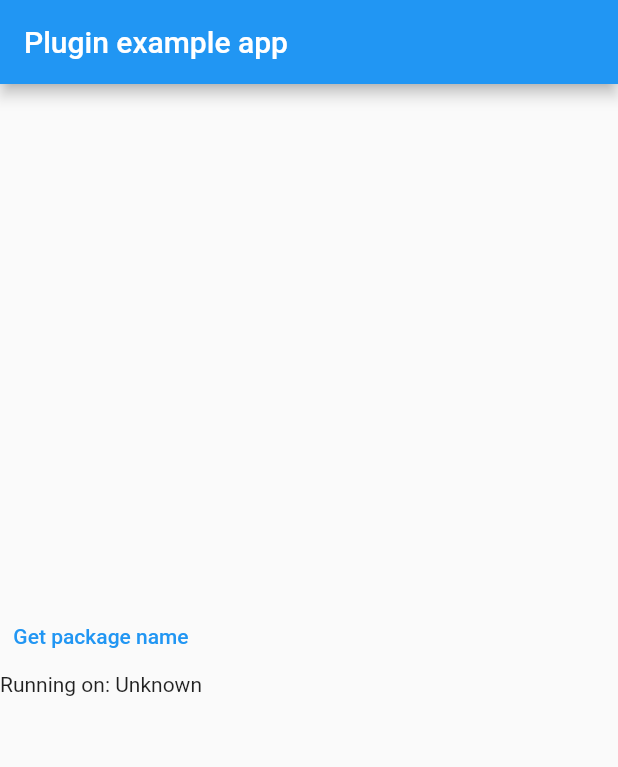
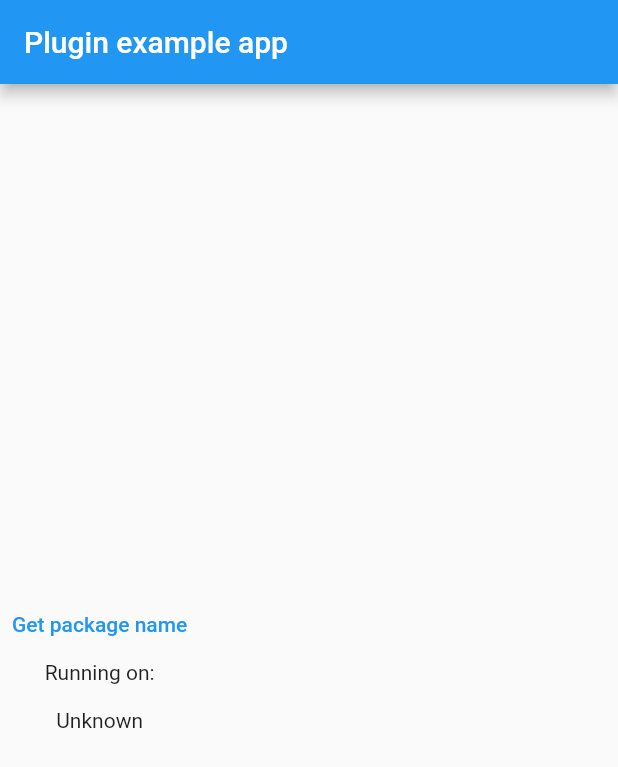
Before and after one commit to Djihanegh/flutter_active_package, a Flutter app: the screen it shows after launch, on a phone screen of 412 x 824 dp. Shown: the top 767 px of the screen. Run offline on Flutter 3.47's test engine with Material 2 defaults, Android fonts, the phone set to English and light mode, and no system bars; our stand-ins replace plugin_platform_interface.

```diff
--- a/example/lib/main.dart
+++ b/example/lib/main.dart
@@ -56,10 +56,15 @@ class _MyAppState extends State<MyApp> {
               TextButton(
                   onPressed: () => getPackageName(),
                   child: const Text("Get package name")),
-              Text(
-                'Running on: $_packageName\n',
+              const Text(
+                'Running on:\n',
                 textAlign: TextAlign.center,
               ),
+              Text(
+                _packageName,
+                key: const Key("package_name_text_key"),
+                textAlign: TextAlign.center,
+              )
             ]),
       ),
     );
```
Also changed, not shown: 2 other files.
